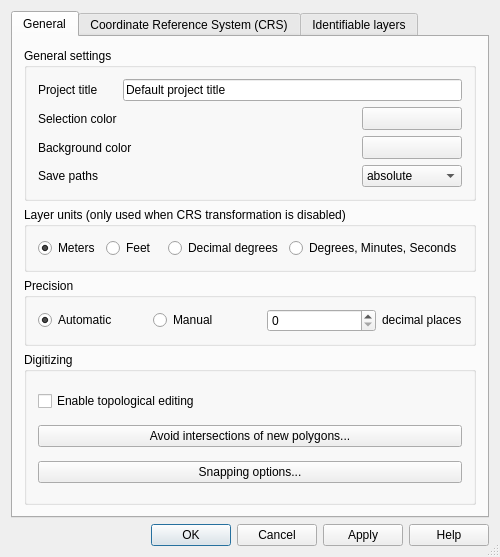
Old version of the form qgis/src/ui/qgsprojectpropertiesbase.ui in the repository sourcepole/qgis.
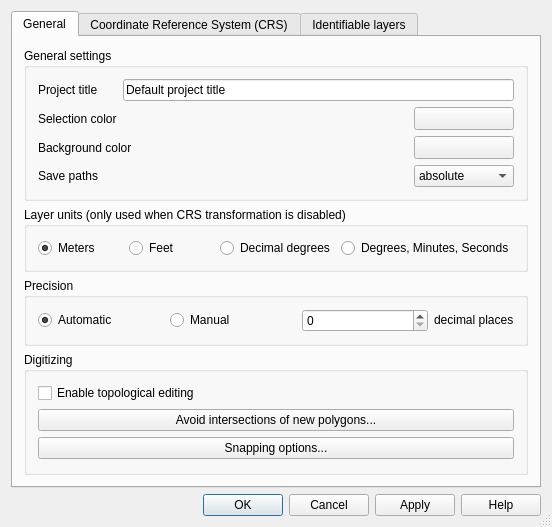
New version of the form. Custom widgets are drawn as their Qt base class.

What changed in the file:
```diff
--- a/qgis/src/ui/qgsprojectpropertiesbase.ui
+++ b/qgis/src/ui/qgsprojectpropertiesbase.ui
@@ -1,12 +1,12 @@
 <ui version="4.0" >
  <class>QgsProjectPropertiesBase</class>
- <widget class="QDialog" name="QgsProjectPropertiesBase" >
-  <property name="geometry" >
+ <widget class="QDialog" name="QgsProjectPropertiesBase">
+  <property name="geometry">
    <rect>
     <x>0</x>
     <y>0</y>
-    <width>500</width>
-    <height>557</height>
+    <width>552</width>
+    <height>525</height>
    </rect>
   </property>
   <property name="windowTitle" >
@@ -375,7 +375,7 @@
    </item>
   </layout>
  </widget>
- <layoutdefault spacing="6" margin="11" />
+ <layoutdefault spacing="6" margin="11"/>
  <customwidgets>
   <customwidget>
    <class>QgsColorButton</class>
```
Left out of the diff: 331 changed lines with no effect on the pictures.
